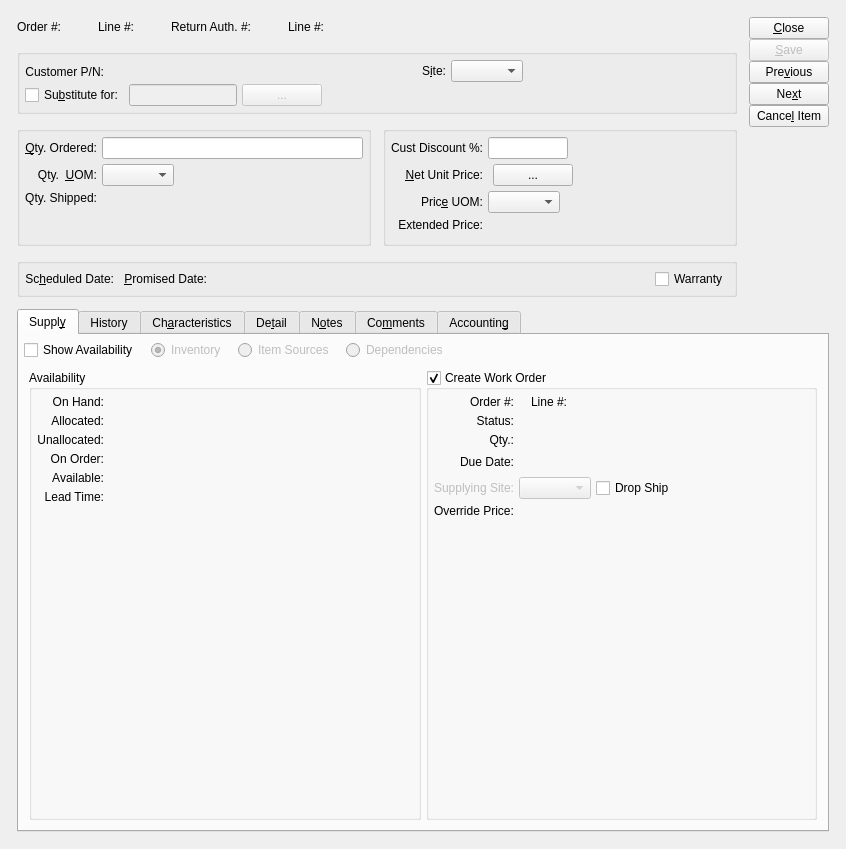
First picture: the form in xtuple/trunk/guiclient/salesOrderItem.ui, repository WooodHead/xtuple, before the edit.
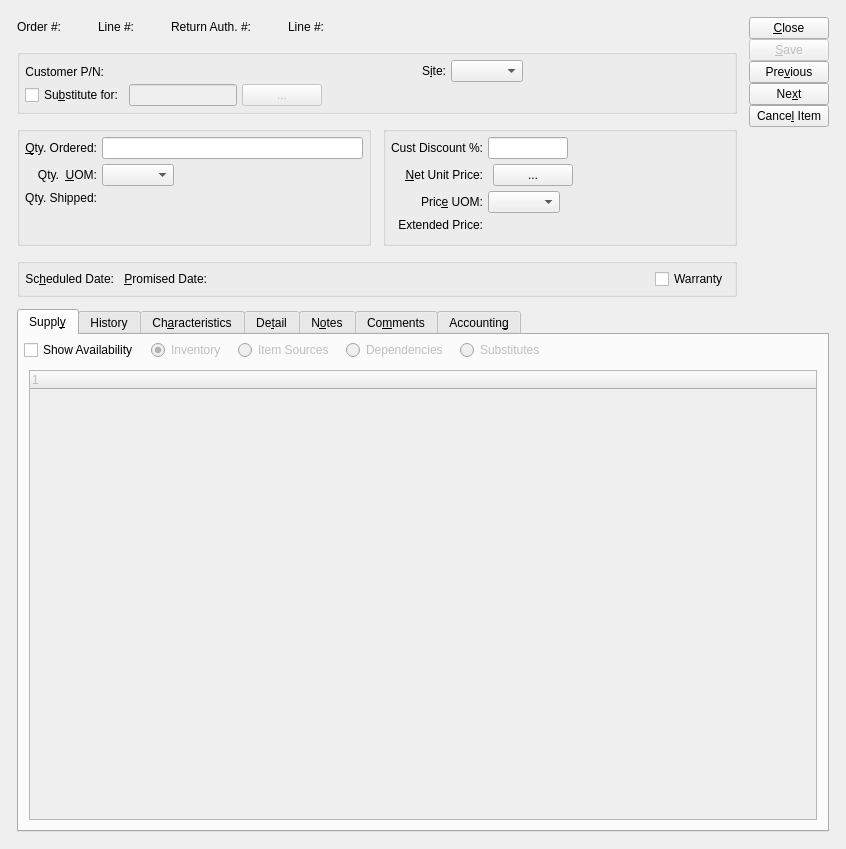
Second picture: the form after the edit. The open tabs and pages were chosen to show the change. Custom widgets are drawn as their Qt base class.

Commit message: Issue #19354:new Substitutes Availability tab with ability to substitute

Diff of the .ui file:
```diff
--- a/xtuple/trunk/guiclient/salesOrderItem.ui
+++ b/xtuple/trunk/guiclient/salesOrderItem.ui
@@ -869,6 +869,16 @@
                </property>
               </widget>
              </item>
+             <item>
+              <widget class="QRadioButton" name="_substitutesButton">
+               <property name="enabled">
+                <bool>false</bool>
+               </property>
+               <property name="text">
+                <string>Substitutes</string>
+               </property>
+              </widget>
+             </item>
              <item>
               <spacer>
                <property name="orientation">
@@ -1407,6 +1417,29 @@
                </item>
               </layout>
              </widget>
+             <widget class="QWidget" name="_substitutesPage">
+              <layout class="QHBoxLayout" name="horizontalLayout_6">
+               <item>
+                <widget class="XTreeWidget" name="_subs">
+                 <property name="enabled">
+                  <bool>false</bool>
+                 </property>
+                 <property name="sizePolicy">
+                  <sizepolicy hsizetype="Expanding" vsizetype="Expanding">
+                   <horstretch>0</horstretch>
+                   <verstretch>0</verstretch>
+                  </sizepolicy>
+                 </property>
+                 <property name="minimumSize">
+                  <size>
+                   <width>0</width>
+                   <height>100</height>
+                  </size>
+                 </property>
+                </widget>
+               </item>
+              </layout>
+             </widget>
             </widget>
            </item>
           </layout>
```
Left out of the diff: 32 changed lines with no effect on the pictures. The commit also changes 2 other files.
